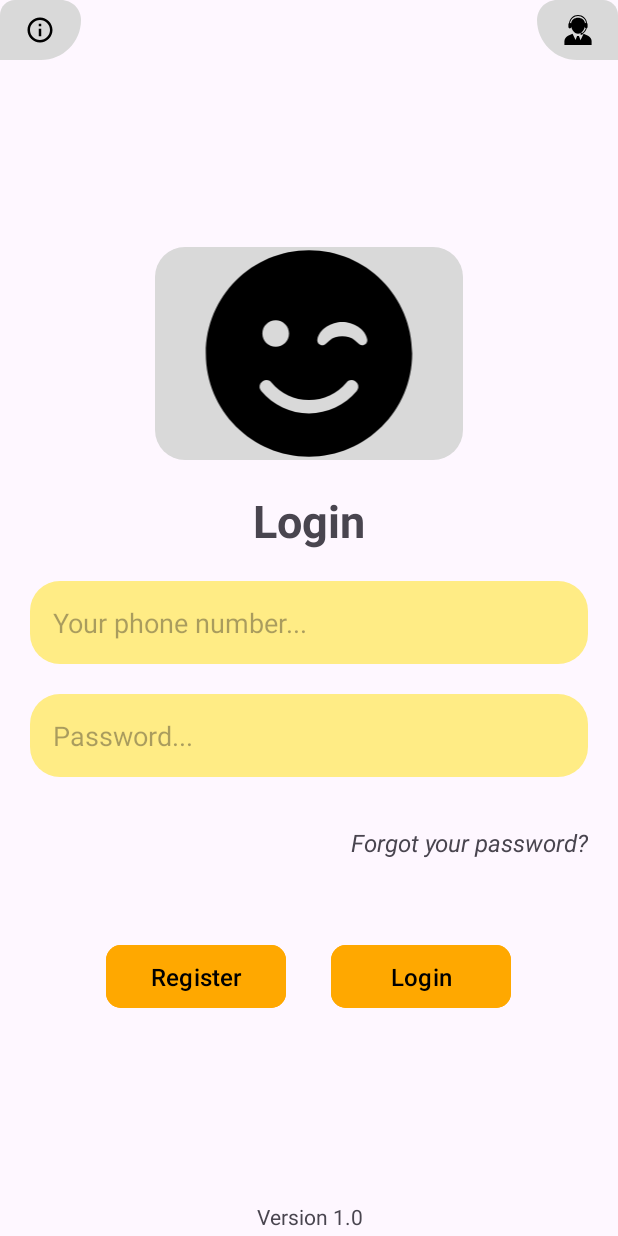
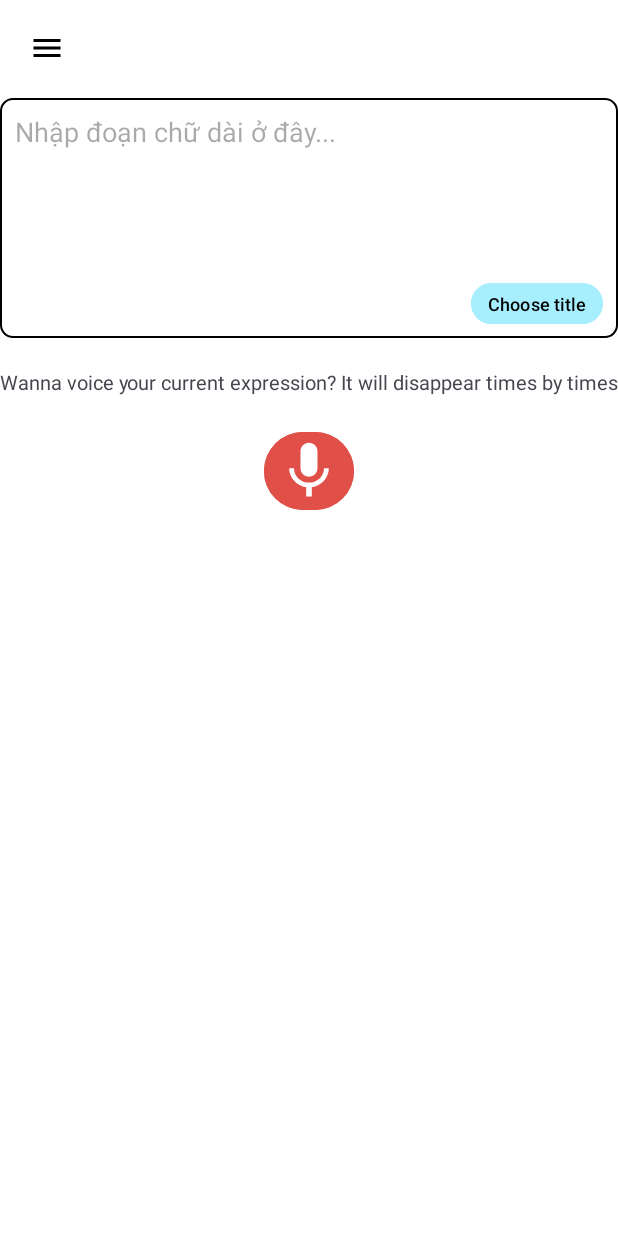
Before and after one commit to Nhatktvn/Note-taking, an Android app: the screen it shows after launch (MainActivity), on a phone screen of 412 x 824 dp. Run offline under Robolectric (Android 15) with nearby library versions, the phone set to English and light mode, and no system bars.

Commit message:
update main_layout and add drawer

```diff
--- a/app/src/main/java/hcmute/edu/vn/note_taking/MainActivity.java
+++ b/app/src/main/java/hcmute/edu/vn/note_taking/MainActivity.java
@@ -1,17 +1,53 @@
 package hcmute.edu.vn.note_taking;
 
+import androidx.annotation.NonNull;
 import androidx.appcompat.app.AppCompatActivity;
+import androidx.drawerlayout.widget.DrawerLayout;
 
 import android.annotation.SuppressLint;
+import android.content.Intent;
 import android.graphics.Paint;
 import android.os.Bundle;
+import android.view.MenuItem;
+import android.view.View;
+import android.widget.ImageButton;
 import android.widget.TextView;
 
+import com.google.android.material.navigation.NavigationView;
+
 public class MainActivity extends AppCompatActivity {
-
+    DrawerLayout drawerLayout;
+    ImageButton imageButton;
+    NavigationView navigationView;
     @Override
     protected void onCreate(Bundle savedInstanceState) {
         super.onCreate(savedInstanceState);
-        setContentView(R.layout.login);
+        setContentView(R.layout.activity_main);
+    }
+    public void onClickToLogin(View v) {
+        Intent intentRegister = new Intent(this, Login.class);
+        startActivity(intentRegister);
+        drawerLayout = findViewById(R.id.drawerLayout);
+        navigationView = findViewById(R.id.navigationView);
+        ImageButton btnOpenDraw = findViewById(R.id.buttonDrawerToggle);
+        btnOpenDraw.setOnClickListener(new View.OnClickListener() {
+            @Override
+            public void onClick(View view) {
+                drawerLayout.open();
+            }
+        });
+
+        navigationView.setNavigationItemSelectedListener(new NavigationView.OnNavigationItemSelectedListener() {
+            @Override
+            public boolean onNavigationItemSelected(@NonNull MenuItem item) {
+                int itemId = item.getItemId();
+                drawerLayout.close();
+                return false;
+            }
+        });
+    }
+    public void onClickOpenDrawer(View view) {
+        DrawerLayout drawerLayout = findViewById(R.id.drawerLayout);
+        drawerLayout.open();
     }
 }
--- /dev/null
+++ b/app/src/main/res/drawable/baseline_menu_24.xml
@@ -0,0 +1,5 @@
+<vector android:height="24dp" android:tint="#000000"
+    android:viewportHeight="24" android:viewportWidth="24"
+    android:width="24dp" xmlns:android="http://schemas.android.com/apk/res/android">
+    <path android:fillColor="@android:color/white" android:pathData="M3,18h18v-2L3,16v2zM3,13h18v-2L3,11v2zM3,6v2h18L21,6L3,6z"/>
+</vector>
--- /dev/null
+++ b/app/src/main/res/drawable/baseline_mic_24.xml
@@ -0,0 +1,5 @@
+<vector android:height="24dp" android:tint="#000000"
+    android:viewportHeight="24" android:viewportWidth="24"
+    android:width="24dp" xmlns:android="http://schemas.android.com/apk/res/android">
+    <path android:fillColor="@android:color/white" android:pathData="M12,14c1.66,0 2.99,-1.34 2.99,-3L15,5c0,-1.66 -1.34,-3 -3,-3S9,3.34 9,5v6c0,1.66 1.34,3 3,3zM17.3,11c0,3 -2.54,5.1 -5.3,5.1S6.7,14 6.7,11L5,11c0,3.41 2.72,6.23 6,6.72L11,21h2v-3.28c3.28,-0.48 6,-3.3 6,-6.72h-1.7z"/>
+</vector>
--- /dev/null
+++ b/app/src/main/res/drawable/edit_text_shadow_border_radius.xml
@@ -0,0 +1,5 @@
+<?xml version="1.0" encoding="utf-8"?>
+<shape xmlns:android="http://schemas.android.com/apk/res/android" android:shape="rectangle">
+    <corners android:radius="8dp" /> <!-- Điều này làm cho các góc có độ cong -->
+    <stroke android:width="1dp" android:color="@color/black" /> <!-- Điều này tạo ra đường viền màu xám -->
+</shape>
--- /dev/null
+++ b/app/src/main/res/drawable/rounded_full.xml
@@ -0,0 +1,5 @@
+<shape xmlns:android="http://schemas.android.com/apk/res/android"
+    android:shape="rectangle">
+        <solid android:color="#E05048" /> <!-- Màu nền của nút -->
+    <corners android:radius="2000dp" /> <!-- Điều chỉnh bán kính theo nhu cầu -->
+</shape>
--- a/app/src/main/res/layout/activity_main.xml
+++ b/app/src/main/res/layout/activity_main.xml
@@ -1,18 +1,101 @@
 <?xml version="1.0" encoding="utf-8"?>
-<androidx.constraintlayout.widget.ConstraintLayout xmlns:android="http://schemas.android.com/apk/res/android"
+<androidx.drawerlayout.widget.DrawerLayout xmlns:android="http://schemas.android.com/apk/res/android"
     xmlns:app="http://schemas.android.com/apk/res-auto"
     xmlns:tools="http://schemas.android.com/tools"
     android:layout_width="match_parent"
     android:layout_height="match_parent"
+    tools:openDrawer="start"
+    android:id="@+id/drawerLayout"
+    android:fitsSystemWindows="true"
     tools:context=".MainActivity">
+    <include
+        layout="@layout/activity_main_content"
+        ></include>
+    <LinearLayout
+        android:layout_width="match_parent"
+        android:layout_height="wrap_content"
+        android:layout_marginHorizontal="10dp"
+        android:orientation="vertical"
+        tools:ignore="MissingConstraints"
+        android:paddingTop="65dp">
 
-    <TextView
+        <RelativeLayout
+            android:layout_width="match_parent"
+            android:layout_height="wrap_content">
+
+            <EditText
+                android:id="@+id/editText"
+                android:layout_width="match_parent"
+                android:layout_height="160dp"
+                android:background="@drawable/edit_text_shadow_border_radius"
+                android:gravity="start"
+                android:hint="Nhập đoạn chữ dài ở đây..."
+                android:inputType="textMultiLine"
+                android:padding="10dp"
+                android:scrollbars="vertical" />
+
+            <Button
+                android:id="@+id/button"
+                style="@style/Widget.Material3.Button.TonalButton"
+                android:layout_width="wrap_content"
+                android:layout_height="35dp"
+                android:layout_alignEnd="@id/editText"
+                android:layout_alignBottom="@id/editText"
+                android:layout_marginRight="10dp"
+                android:layout_marginBottom="5dp"
+                android:backgroundTint="#A7EFFF"
+                android:padding="0dp"
+                android:paddingHorizontal="100dp"
+                android:text="Choose title"
+                android:textColor="@color/black"
+                android:textSize="12dp" />
+        </RelativeLayout>
+
+        <LinearLayout
+            android:layout_width="match_parent"
+            android:layout_height="wrap_content"
+            android:layout_marginTop="20dp"
+            android:orientation="vertical">
+
+            <TextView
+                android:layout_width="match_parent"
+                android:layout_height="wrap_content"
+                android:text="Wanna voice your current expression? It will disappear times by times"
+                android:textSize="13dp" />
+
+            <RelativeLayout
+                android:layout_width="match_parent"
+                android:layout_height="wrap_content"
+                android:gravity="center"
+                android:layout_marginVertical="20dp">
+                <Button
+                    style="@style/Widget.Material3.Button"
+                    android:layout_width="60dp"
+                    android:layout_height="60dp"
+                    android:backgroundTint="#E05048"
+                    app:cornerRadius="50dp">
+
+                </Button>
+
+                <ImageView
+                    android:layout_width="60dp"
+                    android:layout_height="60dp"
+                    android:padding="7dp"
+                    android:src="@drawable/baseline_mic_24"
+                    app:tint="#FFFFFF" />
+            </RelativeLayout>
+        </LinearLayout>
+    </LinearLayout>
+
+    <com.google.android.material.navigation.NavigationView
+        android:id="@+id/navigationView"
         android:layout_width="wrap_content"
-        android:layout_height="wrap_content"
-        android:text="Hello World!"
-        app:layout_constraintBottom_toBottomOf="parent"
-        app:layout_constraintEnd_toEndOf="parent"
-        app:layout_constraintStart_toStartOf="parent"
-        app:layout_constraintTop_toTopOf="parent" />
+        android:layout_height="match_parent"
+        android:layout_gravity="start"
+        app:headerLayout="@layout/drawer_header"
+        app:menu="@menu/drawer_items"
+        tools:ignore="MissingConstraints"
+        tools:layout_editor_absoluteX="0dp"
+        tools:layout_editor_absoluteY="60dp" />
 
-</androidx.constraintlayout.widget.ConstraintLayout>
+</androidx.drawerlayout.widget.DrawerLayout>
--- /dev/null
+++ b/app/src/main/res/layout/activity_main_content.xml
@@ -0,0 +1,22 @@
+<?xml version="1.0" encoding="utf-8"?>
+<LinearLayout xmlns:android="http://schemas.android.com/apk/res/android"
+    android:orientation="vertical"
+    android:layout_width="match_parent"
+    android:layout_height="match_parent"
+    android:background="@color/white">
+
+    <androidx.appcompat.widget.Toolbar
+        android:layout_width="match_parent"
+        android:layout_height="wrap_content">
+
+        <ImageButton
+            android:id="@+id/buttonDrawerToggle"
+            android:layout_width="30dp"
+            android:layout_height="30dp"
+            android:backgroundTint="@color/white"
+            android:onClick="onClickOpenDrawer"
+            android:src="@drawable/baseline_menu_24"></ImageButton>
+    </androidx.appcompat.widget.Toolbar>
+
+
+</LinearLayout>
--- a/app/src/main/res/layout/login.xml
+++ b/app/src/main/res/layout/login.xml
@@ -135,7 +135,7 @@
                         android:textSize="16dp"
                         android:backgroundTint="#FFA800"
                         android:textColor="@color/black"
-                        android:onClick="onClick"
+                        android:onClick="onClickToRegister"
                         app:cornerRadius="10dp" />
 
                     <Button
--- /dev/null
+++ b/app/src/main/res/menu/drawer_items.xml
@@ -0,0 +1,23 @@
+<?xml version="1.0" encoding="utf-8"?>
+<menu xmlns:android="http://schemas.android.com/apk/res/android">
+   <item
+       android:id="@+id/navSetting"
+       android:title="Setting"
+       />
+   <item
+      android:id="@+id/navCloudStatus"
+      android:title="Cloud status"
+       />
+   <item
+       android:id="@+id/navRecycleBin"
+       android:title="Recycle Bin"
+       />
+   <item
+       android:id="@+id/navDirectories"
+       android:title="Directories"
+       />
+   <item
+       android:id="@+id/navLogOut"
+       android:title="Log out"
+       />
+</menu>
```
Also changed, not shown: app/src/main/java/hcmute/edu/vn/note_taking/Login.java (+4 -4 lines), app/src/main/res/layout/drawer_header.xml (added, +41 -0 lines).
